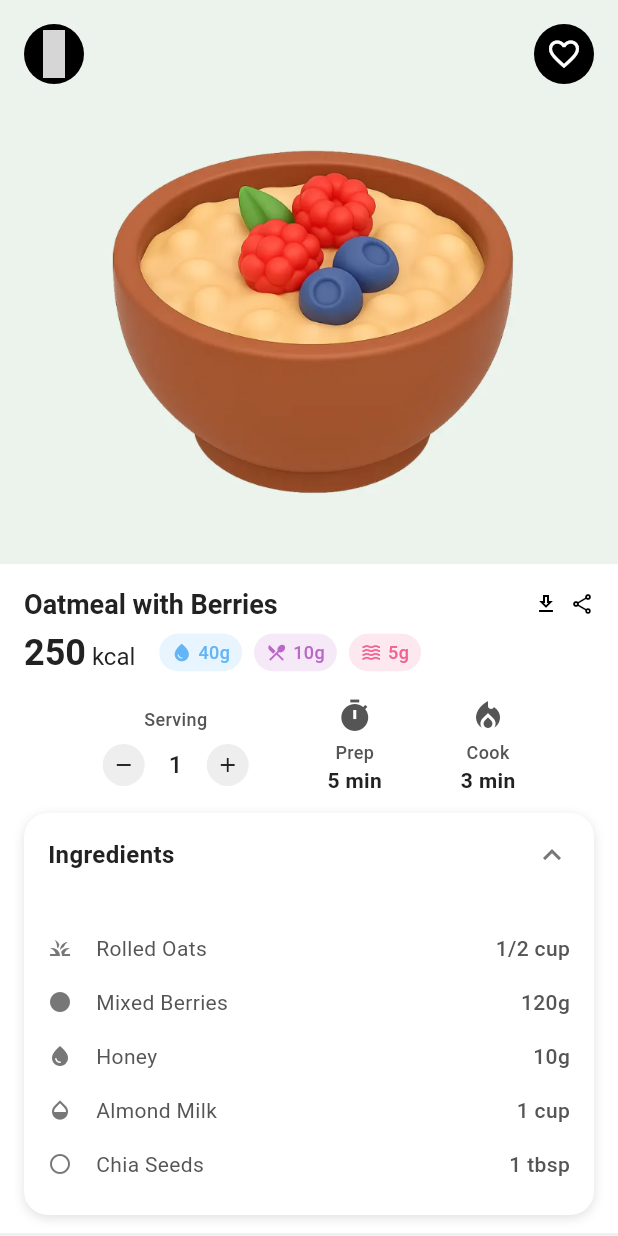
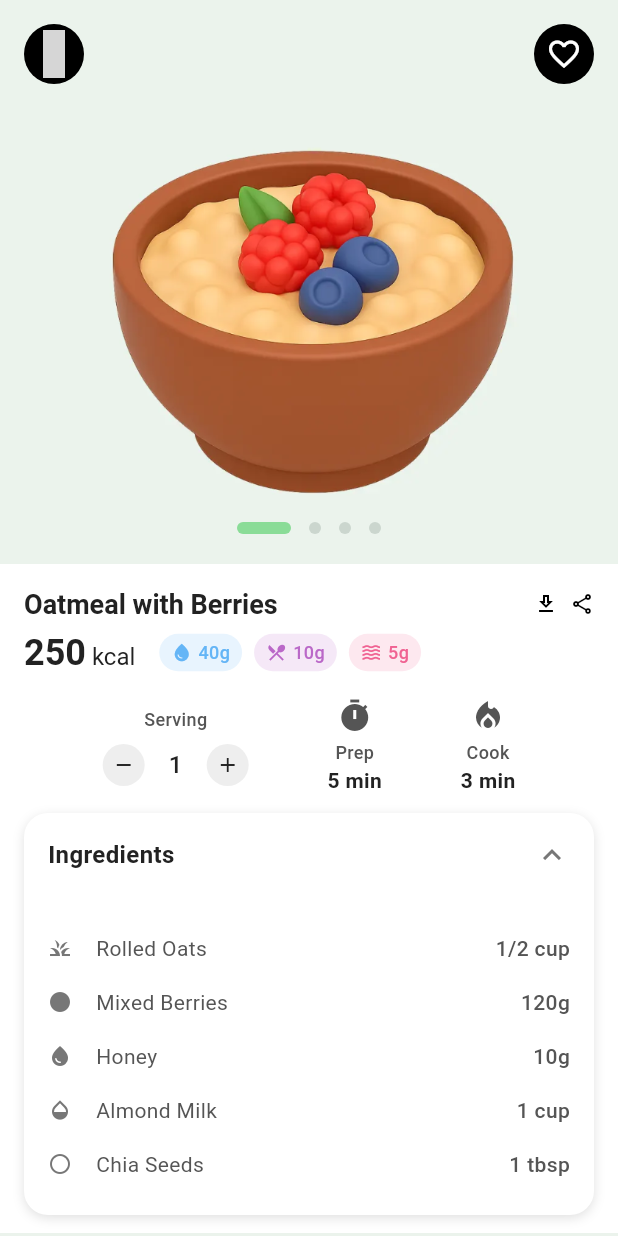
Before and after one commit to mukilan1/Ui_Yuvilabs, a Flutter app: the MealDetailPage screen opened by its route, on a phone screen of 412 x 824 dp. Run offline on Flutter 3.47's test engine with Material 3 defaults, Android fonts, the phone set to English and light mode, and no system bars; our stand-ins replace flutter_material_design_icons; Roboto replaces fonts that are missing (Nunito); grey boxes are pictures that could not be loaded.

Commit message:
Add image carousel and indicators to meal detail
Introduced a PageView carousel for food images in the meal detail screen, along with a page indicator to show the current image. Added new image assets to the project for use in the carousel.

```diff
--- a/health_diet_app/lib/screens/meal_detail.dart
+++ b/health_diet_app/lib/screens/meal_detail.dart
@@ -16,6 +16,7 @@ class MealDetailPage extends StatefulWidget {
 class _MealDetailPageState extends State<MealDetailPage> {
   bool isFavorite = false;
   int servingCount = 1;
+  int currentPage = 0;
 
   @override
   Widget build(BuildContext context) {
@@ -105,12 +106,51 @@ class _MealDetailPageState extends State<MealDetailPage> {
   }
 
   Widget _buildFoodImage() {
+    return SizedBox(
+      height: AppConstants.foodImageLarge * 1.6,
+      child: Stack(
+        alignment: Alignment.center,
+        children: [
+          PageView.builder(
+            itemCount: 4,
+            onPageChanged: (index) {
+              setState(() {
+                currentPage = index;
+              });
+            },
+            itemBuilder: (context, index) {
               return Center(
                 child: Image.asset(
                   'assets/Food_Bowl.png',
                   width: AppConstants.foodImageLarge * 1.6,
                   height: AppConstants.foodImageLarge * 1.6,
                   fit: BoxFit.contain,
+                ),
+              );
+            },
+          ),
+          Positioned(bottom: 20, child: _buildPageIndicator()),
+        ],
+      ),
+    );
+  }
+
+  Widget _buildPageIndicator() {
+    return Row(
+      mainAxisAlignment: MainAxisAlignment.center,
+      children: List.generate(
+        4,
+        (index) => Container(
+          margin: const EdgeInsets.symmetric(horizontal: 6),
+          width: currentPage == index ? 36 : 8,
+          height: 8,
+          decoration: BoxDecoration(
+            color: currentPage == index
+                ? const Color(0xFF8ADC97)
+                : const Color(0xFFCBD6CE),
+            borderRadius: BorderRadius.circular(4),
+          ),
+        ),
       ),
     );
   }
```
Also changed, not shown: health_diet_app/assets/Download.png (added), health_diet_app/assets/Screenshot 2025-09-20 102956.png (added), health_diet_app/assets/Screenshot 2025-09-20 103019.png (added), health_diet_app/assets/Screenshot 2025-09-20 103029.png (added), health_diet_app/assets/Screenshot 2025-09-20 103047.png (added), health_diet_app/assets/Screenshot 2025-09-20 103103.png (added), health_diet_app/assets/Screenshot 2025-09-20 103111.png (added), health_diet_app/assets/Screenshot 2025-09-20 103123.png (added), health_diet_app/assets/Screenshot 2025-09-20 103133.png (added), health_diet_app/assets/Screenshot 2025-09-20 115734.png (added), health_diet_app/assets/Screenshot 2025-09-20 120722.png (added), health_diet_app/assets/Screenshot 2025-09-20 125225.png (added), health_diet_app/assets/Screenshot 2025-09-20 131924.png (added), health_diet_app/assets/Screenshot 2025-09-20 141515.png (added), 3 more files. Lines whose indentation alone changed are shown as unchanged.
